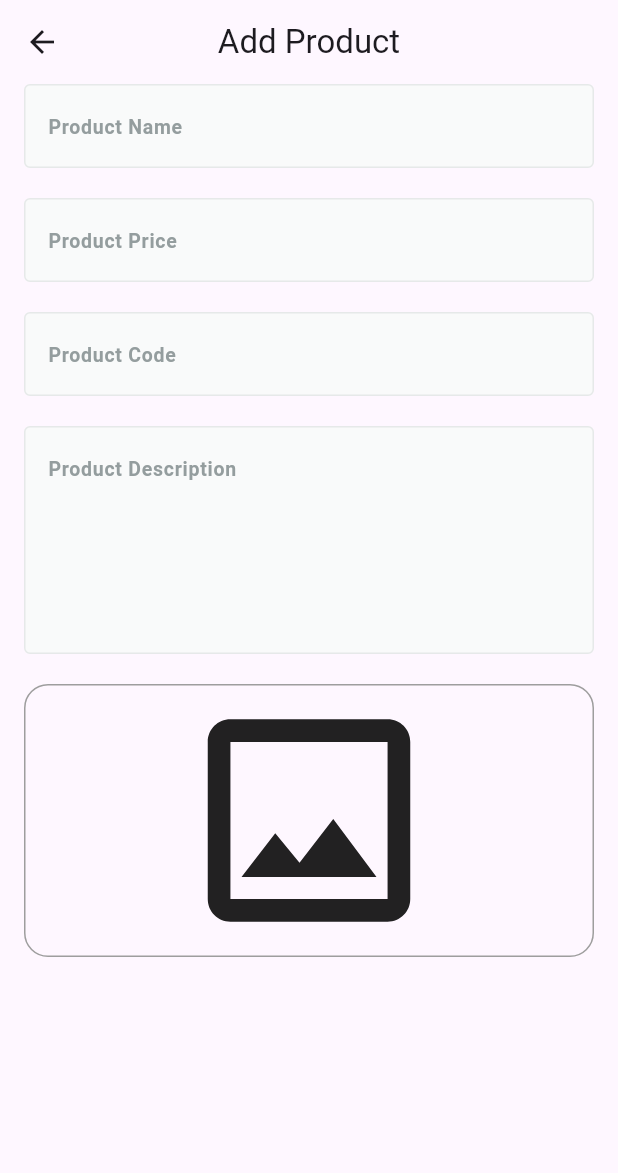
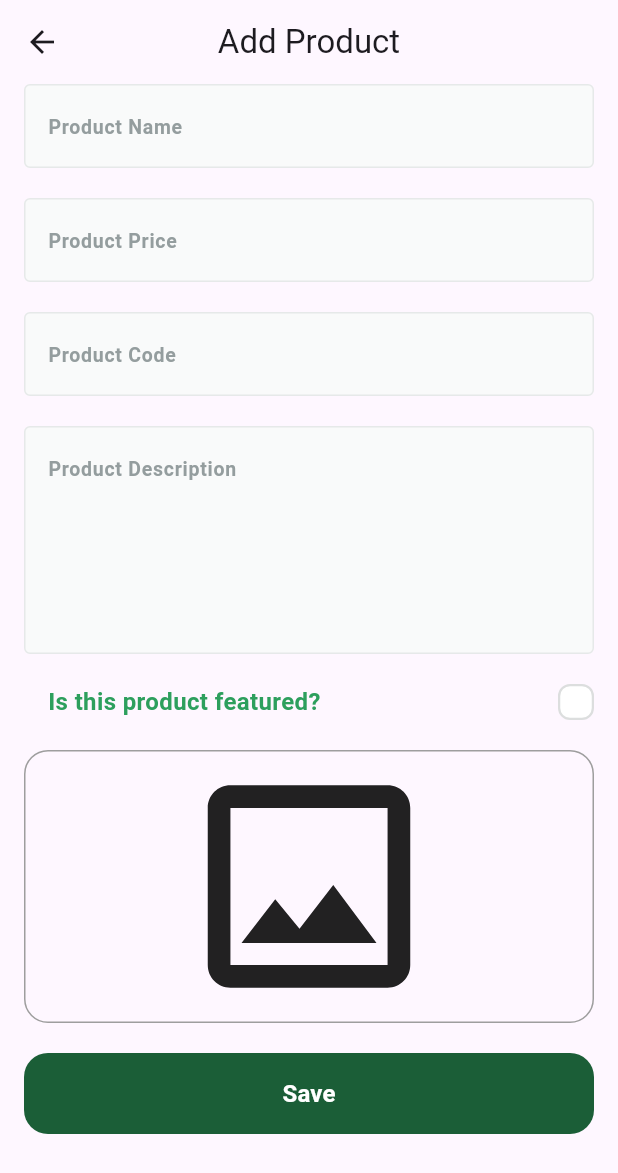
Before and after one commit to yehiaelashmawy/fruit_hub_dash_bord, a Flutter app: the AddProductView screen opened by its route, on a phone screen of 412 x 824 dp. Shown: the top 1173 px of the screen. Run offline on Flutter 3.47's test engine with Material 3 defaults, Android fonts, the phone set to English and light mode, and no system bars; drawn by our look-alikes of skeletonizer; our stand-ins replace firebase_core, image_picker; accounts and stored records are empty.

Commit message:
add product form done

```diff
--- a/lib/features/add_product/presentation/view/widgets/add_product_view_body.dart
+++ b/lib/features/add_product/presentation/view/widgets/add_product_view_body.dart
@@ -1,5 +1,6 @@
 import 'package:flutter/material.dart';
-
+import 'package:fruit_hub_dash_bord/core/widgets/custom_button.dart';
+import 'package:fruit_hub_dash_bord/features/add_product/presentation/view/widgets/is_featured_cheackbox.dart';
 import '../../../../../core/widgets/custom_text_form_feild.dart';
 import 'image_felid.dart';
 
@@ -44,7 +45,14 @@
                 textInputType: TextInputType.text,
               ),
               SizedBox(height: 20),
+              IsFeaturdCheackBox(isCheked: true, onChanged: (value) {}),
+              SizedBox(height: 20),
+
               ImageFelid(onFileChange: (file) {}),
+
+              SizedBox(height: 20),
+              CustomButton(onPressed: () {}, text: 'Save'),
+              SizedBox(height: 30),
             ],
           ),
         ),
--- /dev/null
+++ b/lib/features/add_product/presentation/view/widgets/custom_checkbox.dart
@@ -0,0 +1,39 @@
+import 'package:flutter/material.dart';
+import '../../../../../core/utils/app_colors.dart';
+
+class CustomCheckbox extends StatelessWidget {
+  const CustomCheckbox({
+    super.key,
+    required this.isCheked,
+    required this.onChanged,
+  });
+  final bool isCheked;
+  final ValueChanged<bool> onChanged;
+  @override
+  Widget build(BuildContext context) {
+    return GestureDetector(
+      onTap: () {
+        onChanged(!isCheked);
+      },
+      child: AnimatedContainer(
+        width: 24,
+        height: 24,
+        decoration: ShapeDecoration(
+          color: isCheked ? AppColors.primaryColor : Colors.white,
+          shape: RoundedRectangleBorder(
+            side: BorderSide(
+              width: 1.50,
+              color: isCheked ? Colors.transparent : const Color(0xFFDCDEDE),
+            ),
+            borderRadius: BorderRadius.circular(8),
+          ),
+        ),
+        duration: Duration(milliseconds: 100),
+
+        child: isCheked
+            ? Center(child: Icon(Icons.check, color: Colors.white))
+            : SizedBox(),
+      ),
+    );
+  }
+}
--- a/lib/features/add_product/presentation/view/widgets/image_felid.dart
+++ b/lib/features/add_product/presentation/view/widgets/image_felid.dart
@@ -76,8 +76,7 @@
       Icon(Icons.image_outlined, size: 180);
     } else {
       fileImage = File(image!.path);
+      widget.onFileChange(fileImage!);
     }
-
-    widget.onFileChange(fileImage!);
   }
 }
--- /dev/null
+++ b/lib/features/add_product/presentation/view/widgets/is_featured_cheackbox.dart
@@ -0,0 +1,52 @@
+import 'package:flutter/material.dart';
+import 'package:fruit_hub_dash_bord/core/utils/app_colors.dart';
+import 'package:fruit_hub_dash_bord/features/add_product/presentation/view/widgets/custom_checkbox.dart';
+import '../../../../../core/utils/app_text_style.dart';
+
+class IsFeaturdCheackBox extends StatefulWidget {
+  const IsFeaturdCheackBox({
+    super.key,
+    required this.onChanged,
+    required bool isCheked,
+  });
+
+  final ValueChanged<bool> onChanged;
+
+  @override
+  State<IsFeaturdCheackBox> createState() => _IsFeaturdCheackBoxState();
+}
+
+class _IsFeaturdCheackBoxState extends State<IsFeaturdCheackBox> {
+  bool isTermsAccepted = false;
+  @override
+  Widget build(BuildContext context) {
+    return Row(
+      children: [
+        SizedBox(width: 16),
+        Expanded(
+          child: Text.rich(
+            TextSpan(
+              children: [
+                TextSpan(
+                  text: 'Is this product featured? ',
+                  style: TextStyles.semiBold16.copyWith(
+                    color: AppColors.lightPrimaryColor,
+                  ),
+                ),
+              ],
+            ),
+            textAlign: TextAlign.left,
+          ),
+        ),
+        CustomCheckbox(
+          isCheked: isTermsAccepted,
+          onChanged: (value) {
+            isTermsAccepted = value;
+            widget.onChanged(value);
+            setState(() {});
+          },
+        ),
+      ],
+    );
+  }
+}
--- a/pubspec.yaml
+++ b/pubspec.yaml
@@ -1,6 +1,6 @@
 name: fruit_hub_dash_bord
 description: "A new Flutter project."
-publish_to: 'none'
+publish_to: "none"
 version: 0.1.0
 
 environment:
```
